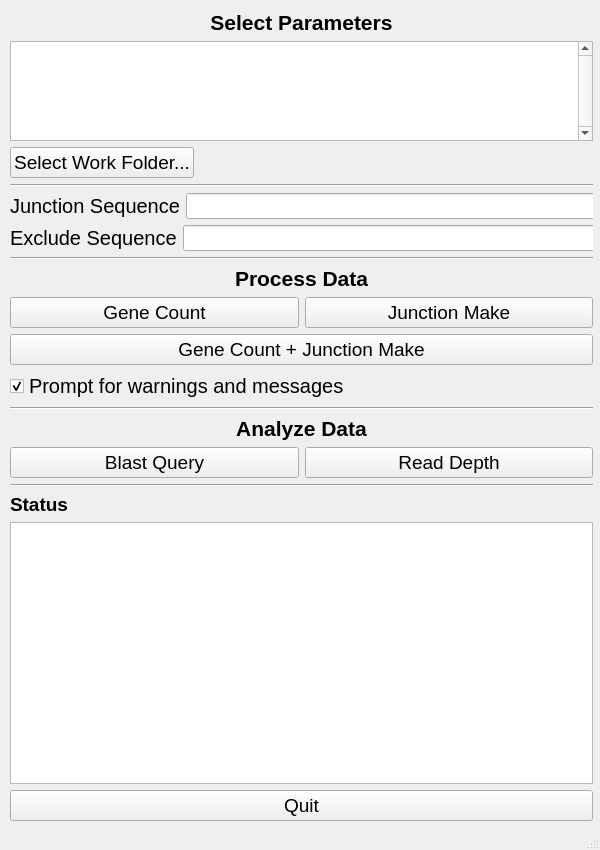
Above: ui/DEEPN.ui from emptyewer/DEEPN before the change. Below: the same form after it.
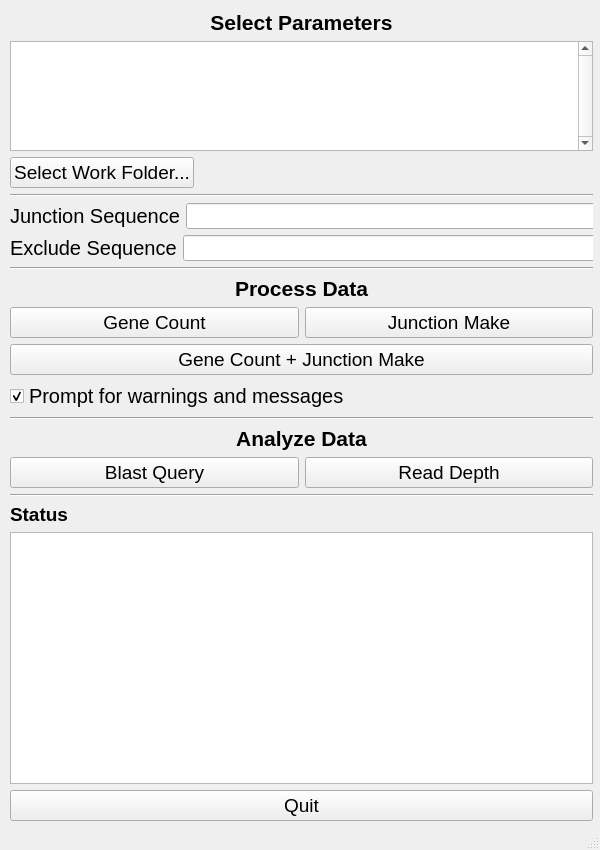
That is the form after the change.

Diff of the .ui file:
```diff
--- a/ui/DEEPN.ui
+++ b/ui/DEEPN.ui
@@ -64,7 +64,7 @@
        <property name="maximumSize">
         <size>
          <width>16777215</width>
-         <height>100</height>
+         <height>110</height>
         </size>
        </property>
        <property name="font">
@@ -90,9 +90,15 @@
          <height>20</height>
         </size>
        </property>
+       <property name="viewMode">
+        <enum>QListView::ListMode</enum>
+       </property>
        <property name="uniformItemSizes">
         <bool>true</bool>
        </property>
+       <property name="wordWrap">
+        <bool>true</bool>
+       </property>
       </widget>
      </item>
      <item>
```
Left out of the diff: 22 changed lines with no effect on the pictures.
